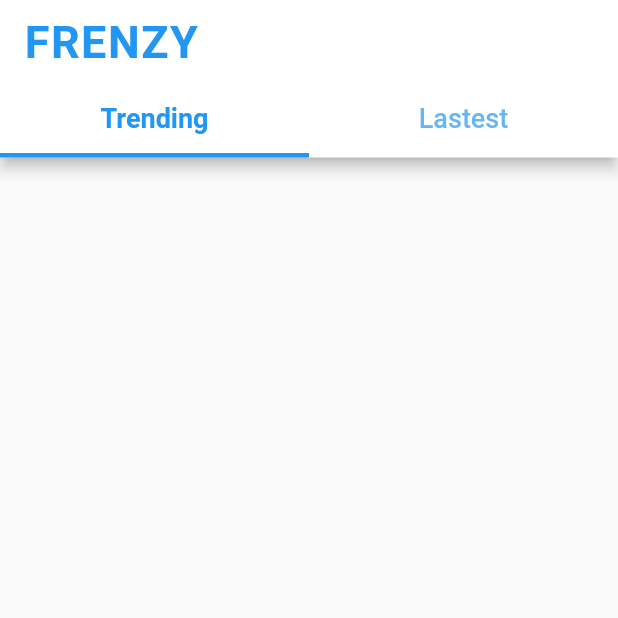
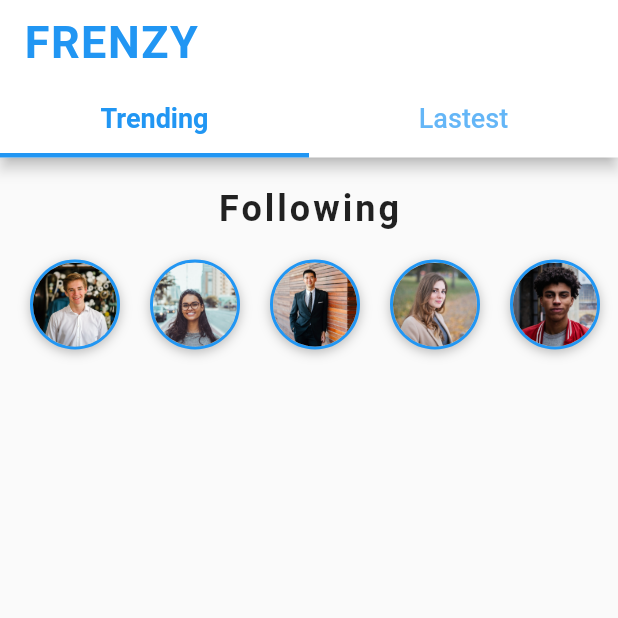
Before and after one commit to fabuloussTeam/Social-Media-UI, a Flutter app: the HomeScreen screen opened directly, on a phone screen of 412 x 824 dp, the top half of it. Run offline on Flutter 3.47's test engine with Material 2 defaults, Android fonts, the phone set to English and light mode, and no system bars.

Commit message:
Mise en place des abonnées sur la page d'acceuil home_screen: Following listView

```diff
--- a/lib/screens/home_screen.dart
+++ b/lib/screens/home_screen.dart
@@ -1,4 +1,5 @@
 import 'package:flutter/material.dart';
+import 'package:flutter_social_ui/widgets/following_users.dart';
 
 class HomeScreen extends StatefulWidget {
 
@@ -57,6 +58,16 @@ with SingleTickerProviderStateMixin {
           ],
         ),
       ),
+      body: ListView(
+        children: <Widget>[
+          new Column(
+            crossAxisAlignment: CrossAxisAlignment.start,
+            children: <Widget>[
+              FollowingUsers(),
+            ],
+          )
+        ],
+      ),
     );
   }
 }
--- /dev/null
+++ b/lib/widgets/following_users.dart
@@ -0,0 +1,68 @@
+import 'package:flutter/material.dart';
+import 'package:flutter_social_ui/data/data.dart';
+import 'package:flutter_social_ui/models/user_model.dart';
+
+class FollowingUsers extends StatelessWidget {
+
+  @override
+  Widget build(BuildContext context) {
+    // TODO: implement build
+    return  new Column(
+      children: <Widget>[
+        new Padding(
+          padding: EdgeInsets.fromLTRB(20.0, 20.0, 20.0, 10.0),
+          child: new Text(
+              "Following",
+              style: TextStyle(
+                  fontSize: 24.0,
+                  fontWeight: FontWeight.bold,
+                  letterSpacing: 2.0
+              )
+          ),
+        ),
+        new Container(
+          height: 80.0,
+          //color: Colors.red,
+          child: ListView.builder(
+              padding: EdgeInsets.only(left: 10.0),
+              scrollDirection: Axis.horizontal,
+              itemCount: users.length,
+              itemBuilder: (BuildContext context, int index){
+                User user = users[index];
+                return new GestureDetector(
+                  onTap: (){print(index);},
+                  child: Container(
+                    margin: EdgeInsets.all(10.0),
+                    height: 60.0,
+                    width: 60.0,
+                    decoration: BoxDecoration(
+                        shape: BoxShape.circle,
+                        boxShadow: [
+                          BoxShadow(
+                            color: Colors.black26,
+                            offset: Offset(0, 2),
+                            blurRadius: 6.0,
+                          )
+                        ],
+                        border: Border.all(
+                            width: 2.0,
+                            color: Theme.of(context).primaryColor
+                        )
+                    ),
+                    child: new ClipOval(
+                      child: Image(
+                        height: 60.0,
+                        width: 60.0,
+                        image: AssetImage(user.profileImageUrl),
+                        fit: BoxFit.cover,
+                      ),
+                    ),
+                  ),
+                );
+              }
+          ),
+        )
+      ],
+    );
+  }
+}
```
Lines whose indentation alone changed are shown as unchanged.
